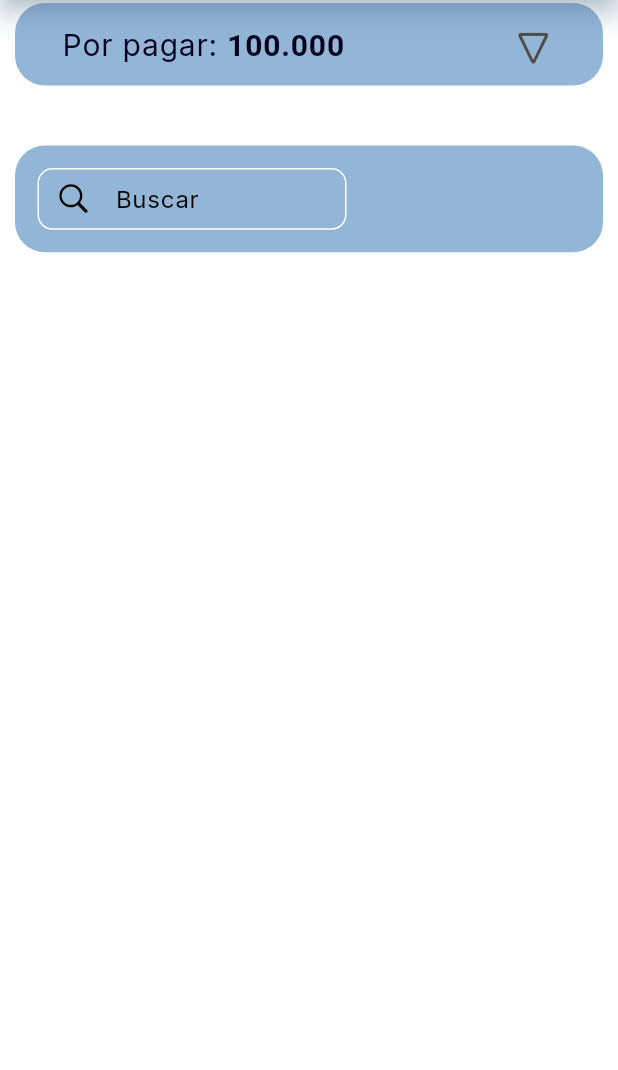
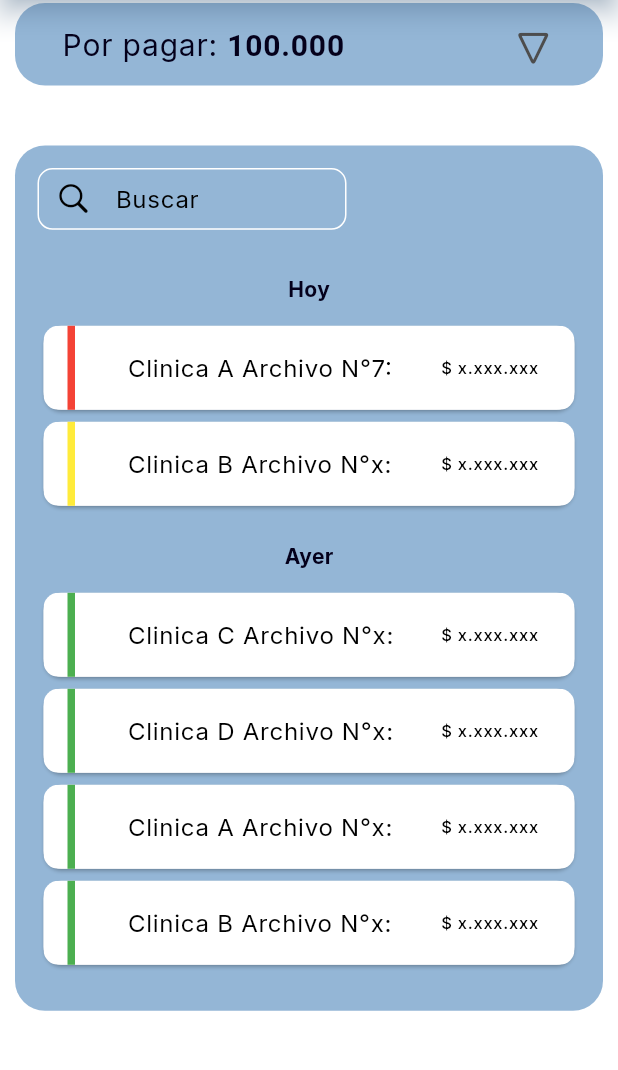
Before and after one commit to Nawel-GR/HonorariosMedicos, a Flutter app: the screen it shows once a user with an empty profile is signed in, after a tap on an icon or button, on a phone screen of 412 x 824 dp, the part 102-1172 px from its top. Run offline on Flutter 3.47's test engine with Material 3 defaults, Android fonts, the phone set to English and light mode, and no system bars; drawn by our look-alikes of easy_rich_text; our stand-ins replace animate_do, bot_toast, cloud_firestore, file_picker, firebase_auth, firebase_core and 4 more; missing offline and left inert: firebase_ui_auth, pretty_logger; accounts and stored records are empty; key blocks and very long unbroken strings in the code were emptied for the run.

Commit message:
fixed the error with debugging in android + details screen

```diff
--- a/flutter_application_1/lib/api/api_service.dart
+++ b/flutter_application_1/lib/api/api_service.dart
@@ -196,10 +196,10 @@ class ApiService {
   }
 
   Future obtainConsult() async {
-    await db.collection("consult").get().then((event) {
-      for (var doc in event.docs) {
-        print("${doc.id} => ${doc.data()}");
-      }
-    });
+    // await db.collection("consult").get().then((event) {
+    //   for (var doc in event.docs) {
+    //     print("${doc.id} => ${doc.data()}");
+    //   }
+    // });
   }
 }
--- a/flutter_application_1/lib/screens/detail.dart
+++ b/flutter_application_1/lib/screens/detail.dart
@@ -10,6 +10,7 @@ import 'package:flutter_bloc/flutter_bloc.dart';
 
 class DetailScreen extends StatelessWidget {
   ApiService apiService = ApiService();
+
   @override
   Widget build(BuildContext context) {
     return BlocBuilder<DataCubit, DataState>(
@@ -20,6 +21,7 @@ class DetailScreen extends StatelessWidget {
           title: 'Detalle',
           body: Column(
             children: [
+              // Por Pagar Section
               Row(
                 mainAxisAlignment: MainAxisAlignment.center,
                 children: [
@@ -34,8 +36,9 @@ class DetailScreen extends StatelessWidget {
                           padding:
                               EdgeInsets.symmetric(vertical: 10, horizontal: 5),
                           decoration: BoxDecoration(
-                              borderRadius: BorderRadius.circular(20),
-                              color: HonorTheme.colors.primaryLight),
+                            borderRadius: BorderRadius.circular(20),
+                            color: HonorTheme.colors.primaryLight,
+                          ),
                           child: Row(
                             mainAxisAlignment: MainAxisAlignment.spaceAround,
                             children: [
@@ -66,16 +69,17 @@ class DetailScreen extends StatelessWidget {
                   )
                 ],
               ),
-              SizedBox(
-                height: 30,
-              ),
+              SizedBox(height: 30),
+              // Search Bar
               Container(
                 width: MediaQuery.of(context).size.width,
+                height: MediaQuery.of(context).size.height * 0.7,
                 margin: EdgeInsets.symmetric(horizontal: 10),
                 padding: EdgeInsets.symmetric(vertical: 15, horizontal: 15),
                 decoration: BoxDecoration(
-                    borderRadius: BorderRadius.circular(20),
-                    color: HonorTheme.colors.primaryLight),
+                  borderRadius: BorderRadius.circular(20),
+                  color: HonorTheme.colors.primaryLight,
+                ),
                 child: Column(
                   children: [
                     Row(
@@ -98,26 +102,65 @@ class DetailScreen extends StatelessWidget {
                                 borderRadius: BorderRadius.circular(10),
                                 borderSide: BorderSide(
                                   color: HonorTheme.colors.primaryVariantLight,
-                                  width: 1, // This is the line to add
+                                  width: 1,
                                 ),
                               ),
                               focusedBorder: OutlineInputBorder(
                                 borderRadius: BorderRadius.circular(10),
                                 borderSide: BorderSide(
                                   color: HonorTheme.colors.white,
-                                  width: 1, // This is the line to add
+                                  width: 1,
                                 ),
                               ),
                             ),
                           ),
                         ),
                       ],
-                    )
+                    ),
+                    SizedBox(height: 20),
+                    // List Sections
+                    Expanded(
+                      child: ListView(
+                        children: [
+                          Section(
+                            title: "Hoy",
+                            items: [
+                              ListItem(
+                                  color: Colors.red,
+                                  text: "Clinica A Archivo N°7:",
+                                  amount: "x.xxx.xxx"),
+                              ListItem(
+                                  color: Colors.yellow,
+                                  text: "Clinica B Archivo N°x:",
+                                  amount: "x.xxx.xxx"),
+                            ],
+                          ),
+                          Section(
+                            title: "Ayer",
+                            items: [
+                              ListItem(
+                                  color: Colors.green,
+                                  text: "Clinica C Archivo N°x:",
+                                  amount: "x.xxx.xxx"),
+                              ListItem(
+                                  color: Colors.green,
+                                  text: "Clinica D Archivo N°x:",
+                                  amount: "x.xxx.xxx"),
+                              ListItem(
+                                  color: Colors.green,
+                                  text: "Clinica A Archivo N°x:",
+                                  amount: "x.xxx.xxx"),
+                              ListItem(
+                                  color: Colors.green,
+                                  text: "Clinica B Archivo N°x:",
+                                  amount: "x.xxx.xxx"),
+                            ],
+                          ),
+                        ],
+                      ),
+                    ),
                   ],
                 ),
-              ),
-              SizedBox(
-                height: 50,
               ),
             ],
           ),
@@ -126,3 +169,44 @@ class DetailScreen extends StatelessWidget {
     );
   }
 }
+
+class Section extends StatelessWidget {
+  final String title;
+  final List<ListItem> items;
+
+  Section({required this.title, required this.items});
+
+  @override
+  Widget build(BuildContext context) {
+    return Column(
+      crossAxisAlignment: CrossAxisAlignment.start,
+      children: [
+        Padding(
+          padding: const EdgeInsets.symmetric(vertical: 10),
+          child: Center(
+            child: Text(title, style: TextStyle(fontWeight: FontWeight.bold)),
+          ),
+        ),
+        ...items.map((item) => Card(
+              child: ListTile(
+                leading: Container(
+                  width: 5,
+                  color: item.color,
+                ),
+                title: Text(item.text),
+                trailing: Text("\$ ${item.amount}"),
+              ),
+            )),
+        SizedBox(height: 10),
+      ],
+    );
+  }
+}
+
+class ListItem {
+  final Color color;
+  final String text;
+  final String amount;
+
+  ListItem({required this.color, required this.text, required this.amount});
+}
```
Also changed, not shown: 1 other file.
